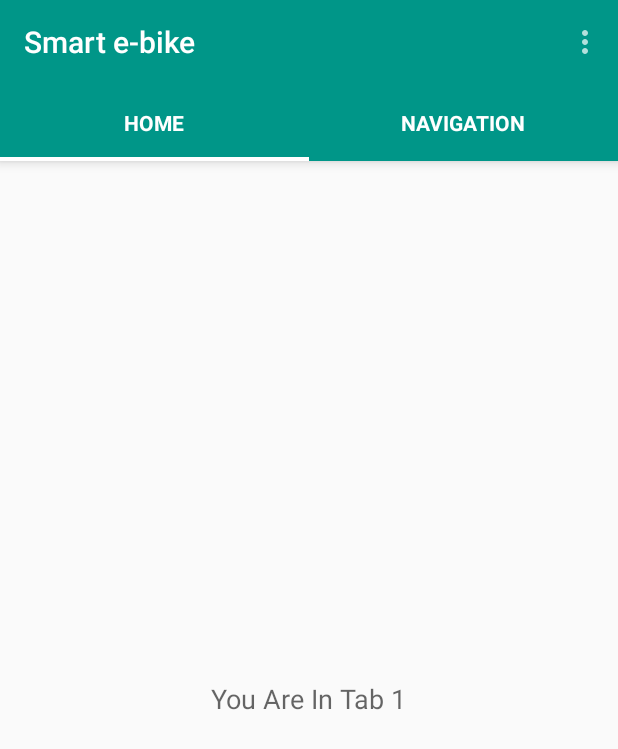
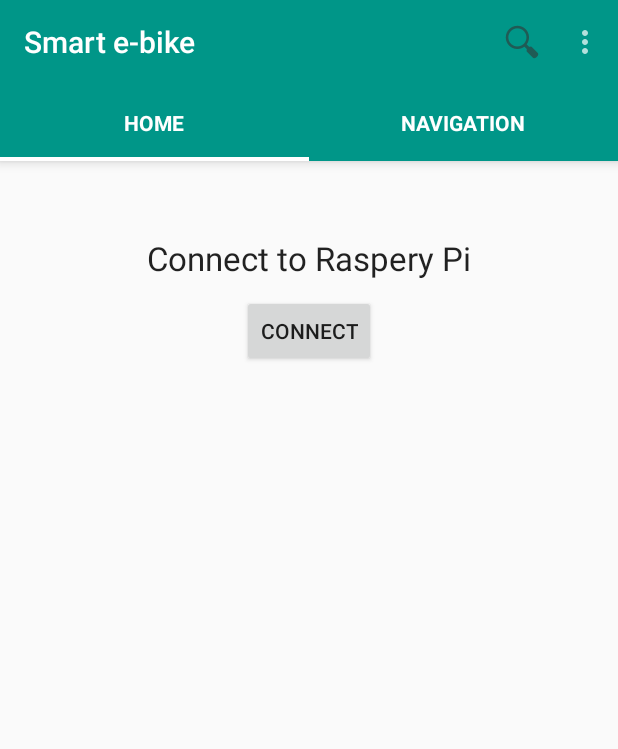
Before and after one commit to cherifyass/Smart-ebike, an Android app: the screen it shows after launch (MainActivity), on a phone screen of 412 x 824 dp. Shown: the top 749 px of the screen. Run offline under Robolectric (Android 15) with nearby library versions, the phone set to English and light mode, and no system bars.

Commit message:
add search action to toolbar          *Also add Connect button to HOme page

```diff
--- a/app/src/main/java/com/esir/si/smarte_bike/MainActivity.java
+++ b/app/src/main/java/com/esir/si/smarte_bike/MainActivity.java
@@ -78,6 +78,9 @@ public class MainActivity extends ActionBarActivity {
             case R.id.action_about:
                 // handle action
                 return true;
+            case R.id.action_search:
+                // handle action
+                return true;
             default:
                 return super.onOptionsItemSelected(item);
         }
--- a/app/src/main/res/layout/tab_1.xml
+++ b/app/src/main/res/layout/tab_1.xml
@@ -7,10 +7,19 @@
     <TextView
         android:layout_width="wrap_content"
         android:layout_height="wrap_content"
-        android:textAppearance="?android:attr/textAppearanceMedium"
-        android:text="You Are In Tab 1"
+        android:textAppearance="?android:attr/textAppearanceLarge"
+        android:text="Connect to Raspery Pi"
         android:id="@+id/textViewTab1"
-        android:layout_centerVertical="true"
-        android:layout_centerHorizontal="true" />
+        android:layout_centerHorizontal="true"
+        android:layout_marginTop="50dp" />
+
+    <Button
+        android:id="@+id/buttonSignal"
+        android:layout_width="wrap_content"
+        android:layout_height="wrap_content"
+        android:layout_below="@id/textViewTab1"
+        android:layout_centerHorizontal="true"
+        android:text="Connect"
+        android:layout_marginTop="10dp"/>
 
 </RelativeLayout>
--- a/app/src/main/res/menu/menu_main.xml
+++ b/app/src/main/res/menu/menu_main.xml
@@ -12,5 +12,10 @@
         android:title="@string/action_about"
         android:orderInCategory="200"
         app:showAsAction="never" />
-
+    <item
+        android:id="@+id/action_search"
+        android:title="@string/action_search"
+        android:icon="@drawable/ic_action_search"
+        android:orderInCategory="210"
+        app:showAsAction="ifRoom" />
 </menu>
```
Also changed, not shown: app/src/main/res/drawable/ic_action_search.png (added).
